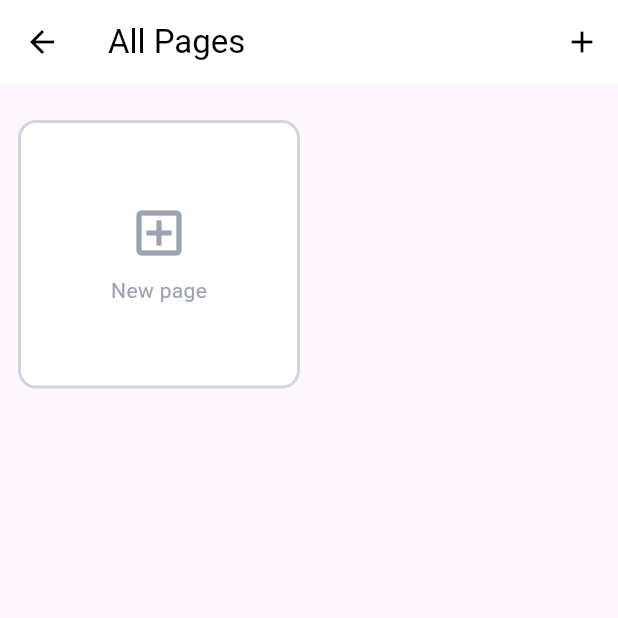
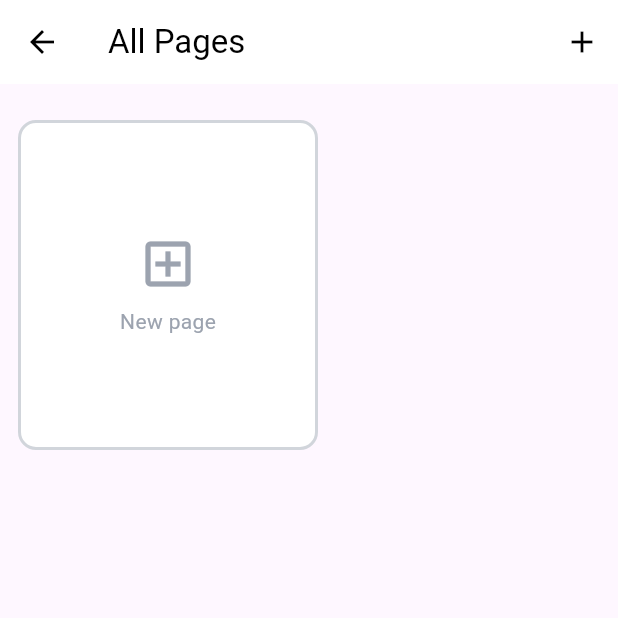
Before and after one commit to Mohamed03-T/Note-App, a Flutter app: the AllPagesScreen screen opened directly with empty values, on a phone screen of 412 x 824 dp, the top half of it. Run offline on Flutter 3.47's test engine with Material 3 defaults, Android fonts, the phone set to English and light mode, and no system bars; drawn by our look-alikes of reorderables; our stand-ins replace image_picker.

```diff
--- a/lib/screens/notes/all_pages_screen.dart
+++ b/lib/screens/notes/all_pages_screen.dart
@@ -1,4 +1,5 @@
 import 'package:flutter/material.dart';
+import 'package:reorderables/reorderables.dart';
 import '../../models/page_model.dart';
 import '../../repositories/notes_repository.dart';
 import 'page_folders_screen.dart';
@@ -74,40 +75,40 @@ class _AllPagesScreenState extends State<AllPagesScreen> {
       body: Padding(
         padding: const EdgeInsets.all(12.0),
         child: LayoutBuilder(builder: (context, constraints) {
-          final width = constraints.maxWidth;
-          int crossAxisCount;
-          double childAspect = 1.0;
+          // responsive width available via constraints.maxWidth if needed
 
-          if (width < 360) {
-            crossAxisCount = 1;
-            childAspect = 1.2;
-          } else if (width < 1000) {
-            crossAxisCount = 2;
-            childAspect = 1.05;
-          } else if (width < 1400) {
-            crossAxisCount = 3;
-            childAspect = 1.0;
-          } else {
-            crossAxisCount = 4;
-            childAspect = 1.0;
-          }
+          // build keyed page widgets
+          final pageWidgets = _pages.map((p) => SizedBox(
+            key: ValueKey(p.id),
+            width: 200,
+            height: 220,
+            child: _buildPageCard(p),
+          )).toList();
 
-          final items = [..._pages, null];
+          // children: pages + new page card
+          final children = [...pageWidgets, SizedBox(key: const ValueKey('new_page'), width: 200, height: 220, child: _buildNewPageCard())];
 
-          return GridView.builder(
-            padding: const EdgeInsets.symmetric(vertical: 12),
-            gridDelegate: SliverGridDelegateWithFixedCrossAxisCount(
-              crossAxisCount: crossAxisCount,
-              childAspectRatio: childAspect,
-              crossAxisSpacing: 12,
-              mainAxisSpacing: 12,
+          return SingleChildScrollView(
+            child: ReorderableWrap(
+              spacing: 12.0,
+              runSpacing: 12.0,
+              padding: const EdgeInsets.symmetric(vertical: 12),
+              needsLongPressDraggable: true,
+              onReorder: (oldIndex, newIndex) {
+                // if reorder attempts involve the new page tile (last index), ignore
+                final lastIndex = children.length - 1;
+                if (oldIndex == lastIndex || newIndex == lastIndex) return;
+
+                setState(() {
+                  final item = _pages.removeAt(oldIndex);
+                  // adjust newIndex because children includes new_page at end
+                  final adjNew = newIndex > oldIndex ? newIndex - 1 : newIndex;
+                  _pages.insert(adjNew, item);
+                });
+                widget.onChanged(_pages);
+              },
+              children: children,
             ),
-            itemCount: items.length,
-            itemBuilder: (ctx, i) {
-              final p = items[i];
-              if (p == null) return _buildNewPageCard();
-              return _buildPageCard(p);
-            },
           );
         }),
       ),
@@ -118,10 +119,14 @@ class _AllPagesScreenState extends State<AllPagesScreen> {
     return PageCard(
       page: p,
       onTap: () {
-  // open the page and show its folders
-  final repo = NotesRepository();
-  final folders = repo.getDefaultFolders();
-  Navigator.of(context).push(MaterialPageRoute(builder: (ctx) => PageFoldersScreen(page: p, folders: folders, onOpenFolder: (f) { Navigator.of(ctx).push(MaterialPageRoute(builder: (_) => Container())); }, onAddFolder: () {}, onRenameRequest: (f) {}, onDeleteRequest: (f) {})));
+        // open the page and show its folders
+        final repo = NotesRepository();
+        final folders = repo.getFoldersForPage(p.title);
+        Navigator.of(context).push(MaterialPageRoute(builder: (ctx) => PageFoldersScreen(pages: widget.pages, activeIndex: widget.pages.indexWhere((x) => x.id == p.id), page: p, folders: folders, onOpenFolder: (f) { Navigator.of(ctx).push(MaterialPageRoute(builder: (_) => Container())); }, onAddFolder: () {}, onRenameRequest: (f) {}, onDeleteRequest: (f) {}, onOpenPageByIndex: (i) {
+              final sel = widget.pages[i];
+              final flds = repo.getFoldersForPage(sel.title);
+              Navigator.of(ctx).pushReplacement(MaterialPageRoute(builder: (_) => PageFoldersScreen(pages: widget.pages, activeIndex: i, page: sel, folders: flds, onOpenFolder: (f) {}, onAddFolder: () {}, onRenameRequest: (f) {}, onDeleteRequest: (f) {}, onOpenPageByIndex: null)));
+        })));
       },
       onRenameRequest: _rename,
       onChangeColorRequest: _changeColor,
```
Also changed, not shown: lib/repositories/notes_repository.dart (+27 -0 lines), lib/screens/notes/notes_home.dart (+25 -7 lines), lib/screens/notes/page_folders_screen.dart (+63 -3 lines), lib/screens/notes/pages_top_bar.dart (+6 -2 lines).
